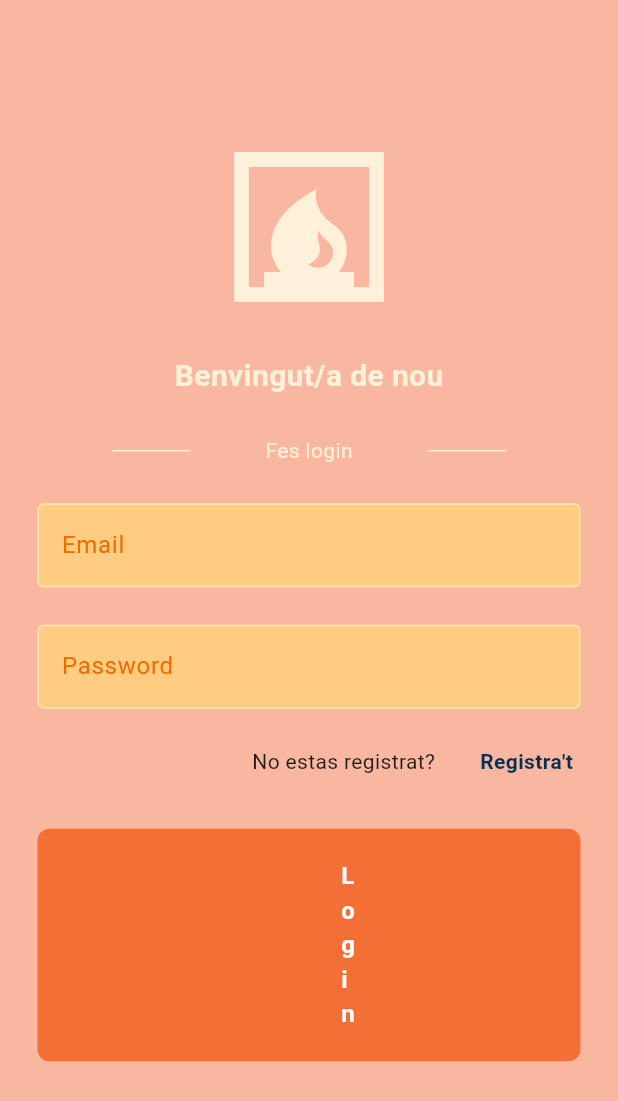
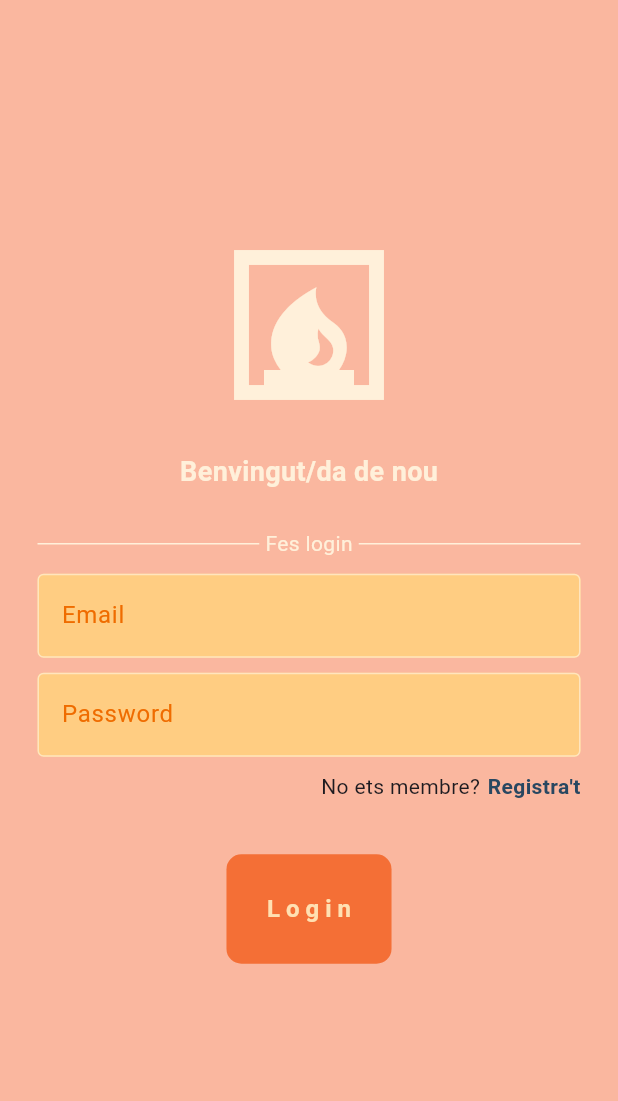
Before and after one commit to jandomenenech/firebase, a Flutter app: the screen it shows after launch, on a phone screen of 412 x 824 dp. Shown: the top 1101 px of the screen. Run offline on Flutter 3.47's test engine with Material 3 defaults, Android fonts, the phone set to English and light mode, and no system bars; our stand-ins replace cloud_firestore, firebase_auth, firebase_core; accounts and stored records are empty.

```diff
--- a/lib/Pagines/pagina_login.dart
+++ b/lib/Pagines/pagina_login.dart
@@ -5,10 +5,11 @@ import 'package:flutter/material.dart';
 
 class PaginaLogin extends StatefulWidget {
 
-  final void Function() alFerClick;
+  final void Function() alFerClic;
+
   const PaginaLogin({
     super.key,
-    required this.alFerClick,
+    required this.alFerClic,
   });
 
   @override
@@ -16,38 +17,34 @@ class PaginaLogin extends StatefulWidget {
 }
 
 class _PaginaLoginState extends State<PaginaLogin> {
+
   final TextEditingController controllerEmail = TextEditingController();
-  final TextEditingController controllerPass = TextEditingController();
+  final TextEditingController controllerPassword = TextEditingController();
 
+  void ferLogin(BuildContext context) async {
 
-  void FerLogin(BuildContext context)async{
+    final serveiAuth = ServeiAuth();
 
-    final ServeiAuth serveiAuth = ServeiAuth();
-    try{
+    try {
+
       await serveiAuth.loginAmbEmailIPassword(
         controllerEmail.text,
-          controllerPass.text
+        controllerPassword.text,
       );
-    }catch(e){
+
+    } catch (e) {
+
       // ignore: use_build_context_synchronously
-      showDialog(context: context,
+      showDialog(
+        context: context,
         builder: (context) => AlertDialog(
           title: const Text("Error"),
           content: Text(e.toString()),
-        actions: <Widget>[
-          TextButton(
-            child: Text("OK"),
-            onPressed: () {
-              Navigator.of(context).pop();
-            },
         ),
-        ],
-      ));
+      );
     }
 
-
   }
-
 
   @override
   Widget build(BuildContext context) {
@@ -60,82 +57,106 @@ class _PaginaLoginState extends State<PaginaLogin> {
               child: Column(
                 mainAxisAlignment: MainAxisAlignment.center,
                 children: [
-                  const Icon(Icons.fireplace,
-                      size: 120, color: Color.fromARGB(255, 255, 240, 218)),
-                  const SizedBox(height: 25),
+
+                  // Logo.
+                  const Icon(
+                    Icons.fireplace,
+                    size: 120,
+                    color: Color.fromARGB(255, 255, 240, 218),
+                  ),
+
+                  const SizedBox(height: 25,),
+
+                  // Frase.
                   const Text(
-                    "Benvingut/a de nou",
+                    "Benvingut/da de nou",
                     style: TextStyle(
                       color: Color.fromARGB(255, 255, 240, 218),
-                        fontSize: 20,
-                        fontWeight: FontWeight.bold),
+                      fontSize: 18,
+                      fontWeight: FontWeight.bold,
                     ),
-                  const SizedBox(height: 25),
+                  ),
+
+                  const SizedBox(height: 25,),
+
+                  // Text divisori.
                   const Padding(
-                    padding: EdgeInsets.symmetric(
-                      horizontal: 25,
-                    ),
+                    padding: EdgeInsets.symmetric(horizontal: 25,),
                     child: Row(
                       children: [
                         Expanded(
                           child: Divider(
                             thickness: 1,
                             color: Color.fromARGB(255, 255, 240, 218),
-                            indent: 50,
-                            endIndent: 50,
                           ),
                         ),
-                        Text(
+
+                        Padding(
+                          padding: EdgeInsets.symmetric(horizontal: 4,),
+                          child: Text(
                             "Fes login",
-                          style: TextStyle(color: Color.fromARGB(255, 255, 240, 218)),
+                            style: TextStyle(color: Color.fromARGB(255, 255, 240, 218),),
                           ),
+                        ),
+
                         Expanded(
                           child: Divider(
                             thickness: 1,
                             color: Color.fromARGB(255, 255, 240, 218),
-                            indent: 50,
-                            endIndent: 50,
                           ),
                         ),
                       ],
                     ),
                   ),
-                  const SizedBox(height: 25),
-                  TextField_Auth(
+
+                  const SizedBox(height: 10,),
+
+                  // TextField Email.
+                  TextFieldAuth(
                     controller: controllerEmail,
-                    hint: "Email",
+                    hintText: "Email",
                     obscureText: false,
                   ),
-                  const SizedBox(height: 25),
-                  TextField_Auth(
-                    controller: controllerPass,
-                    hint: "Password",
+
+                  const SizedBox(height: 10,),
+
+                  // TextField Password.
+                  TextFieldAuth(
+                    controller: controllerPassword,
+                    hintText: "Password",
                     obscureText: true,
                   ),
-                  const SizedBox(height: 25),
+
+                  const SizedBox(height: 10,),
+
+                  // No estàs registrat/da?
                   Padding(
-                    padding: const EdgeInsets.symmetric(horizontal: 30),
+                    padding: const EdgeInsets.symmetric(horizontal: 25),
                     child: Row(
-                      mainAxisAlignment:MainAxisAlignment.end,
+                      mainAxisAlignment: MainAxisAlignment.end,
                       children: [
-                        const Text("No estas registrat?"),
-                        const SizedBox(width: 30,),
+                        const Text("No ets membre?"),
+                        const SizedBox(width: 5,),
                         GestureDetector(
-                          onTap: widget.alFerClick,
-                          child: const Text("Registra't",
-                          style:TextStyle(fontWeight: FontWeight.bold,
-                          color: Color.fromARGB(255, 0, 49, 88),
+                          onTap: widget.alFerClic,
+                          child: const Text(
+                            "Registra't",
+                            style: TextStyle(
+                              fontWeight: FontWeight.bold,
+                              color: Color.fromARGB(255, 40, 71, 97),
                             ),
                           ),
                         ),
-
                       ],
                     ),
                   ),
+
                   const SizedBox(height: 10,),
+
+                  // Botó Login.
                   BotoAuth(
                     text: "Login",
-                    onTap: ()=> FerLogin(context),
+                    onTap: () => ferLogin(context),
                   ),
                 ],
               ),
--- a/lib/auth/login_o_registre.dart
+++ b/lib/auth/login_o_registre.dart
@@ -2,27 +2,31 @@ import 'package:firebase/Pagines/pagina_login.dart';
 import 'package:firebase/Pagines/pagina_registre.dart';
 import 'package:flutter/material.dart';
 
-class LoginRegistre extends StatefulWidget {
-  const LoginRegistre({super.key});
+
+class LoginORegistre extends StatefulWidget {
+  const LoginORegistre({super.key});
 
   @override
-  State<LoginRegistre> createState() => _LoginRegistreState();
+  State<LoginORegistre> createState() => _LoginORegistreState();
 }
 
-class _LoginRegistreState extends State<LoginRegistre> {
-  bool mostrarPaginaLogin = true;
+class _LoginORegistreState extends State<LoginORegistre> {
 
-  void intercanviarPaginasLR(){
+  bool mostraPaginaLogin = true;
+
+  void intercanviarPaginesLoginRegistre() {
     setState(() {
-      mostrarPaginaLogin =!mostrarPaginaLogin;
+      mostraPaginaLogin = !mostraPaginaLogin;
     });
   }
+
   @override
   Widget build(BuildContext context) {
-    if(mostrarPaginaLogin){
-      return PaginaLogin(alFerClick: intercanviarPaginasLR,);
-    }else{
-        return  PaginaRegistre(alFerClick: intercanviarPaginasLR,);
+
+    if (mostraPaginaLogin) {
+      return PaginaLogin(alFerClic: intercanviarPaginesLoginRegistre,);
+    } else {
+      return PaginaRegistre(alFerClic: intercanviarPaginesLoginRegistre,);
     }
 
   }
--- a/lib/auth/portal_auth.dart
+++ b/lib/auth/portal_auth.dart
@@ -13,10 +13,11 @@ class PortalAuth extends StatelessWidget {
       body: StreamBuilder(
         stream: FirebaseAuth.instance.authStateChanges(),
         builder: (context, snapshot) {
-          if (snapshot.connectionState == ConnectionState.done) {
+
+          if (snapshot.hasData) {
             return PaginaInici();
-                    } else {
-            return LoginRegistre();
+          }else{
+            return const LoginORegistre();
           }
         },
       ),
--- a/lib/componenets/boto_auth.dart
+++ b/lib/componenets/boto_auth.dart
@@ -5,28 +5,34 @@ class BotoAuth extends StatelessWidget {
   final String text;
   final Function() onTap;
 
-   BotoAuth({
+  BotoAuth({
     super.key,
     required this.text,
-    required  this.onTap,
-   });
+    required this.onTap,
+  });
 
   @override
   Widget build(BuildContext context) {
     return GestureDetector(
       onTap: onTap,
       child: Container(
-        padding: const EdgeInsets.symmetric(horizontal: 200, vertical:20),
+        decoration: BoxDecoration(
+          borderRadius: BorderRadius.circular(10),
+          color: Color.fromARGB(255, 244, 111, 54),
+        ),
+        padding: const EdgeInsets.symmetric(
+          horizontal: 25,
+          vertical: 25,
+        ),
         margin: const EdgeInsets.all(25),
-        child: Text(text,
-        style: TextStyle (
-          color: Colors.white,
-          fontWeight: FontWeight.bold,
-          fontSize: 16,
-          letterSpacing: 5,
-        ),),
-        decoration: BoxDecoration(borderRadius: BorderRadius.circular(8),
-        color: Color.fromARGB(255, 244, 111, 54),
+        child: Text(
+          text,
+          style: TextStyle(
+            color: Colors.orange[100],
+            fontWeight: FontWeight.bold,
+            fontSize: 16,
+            letterSpacing: 4,
+          ),
         ),
       ),
     );
--- a/lib/componenets/textfield_auth.dart
+++ b/lib/componenets/textfield_auth.dart
@@ -1,32 +1,44 @@
 import 'package:flutter/material.dart';
 
-class TextField_Auth extends StatelessWidget {
+class TextFieldAuth extends StatelessWidget {
+
   final TextEditingController controller;
-  final String hint;
   final bool obscureText;
+  final String hintText;
 
-  const TextField_Auth({
+  const TextFieldAuth({
     super.key,
     required this.controller,
-    required this.hint,
+    required this.hintText,
     required this.obscureText,
   });
 
   @override
   Widget build(BuildContext context) {
-    return Padding(padding: const EdgeInsets.symmetric(horizontal: 25,),
+    return Padding(
+      padding: const EdgeInsets.symmetric(horizontal: 25,),
       child: TextField(
         cursorColor: const Color.fromARGB(255, 222, 100, 0),
         style: const TextStyle(
-        color : Color.fromARGB(255, 154, 69, 0)
+          color: Color.fromARGB(255, 154, 69, 0),
         ),
         controller: controller,
         obscureText: obscureText,
         decoration: InputDecoration(
-        hintText: hint,
-        hintStyle: TextStyle(color: Colors.orange[800]),
-        enabledBorder: const  OutlineInputBorder(borderSide: BorderSide(color: Color.fromARGB(255, 255, 229, 190))),
-        focusedBorder: const OutlineInputBorder(borderSide: BorderSide(color: Colors.black)),
+          hintText: hintText,
+          hintStyle: TextStyle(
+            color: Colors.orange[800],
+          ),
+          enabledBorder: const OutlineInputBorder(
+            borderSide: BorderSide(
+              color: Color.fromARGB(255, 255, 229, 190),
+            ),
+          ),
+          focusedBorder: const OutlineInputBorder(
+            borderSide: BorderSide(
+              color: Colors.white,
+            ),
+          ),
           fillColor: const Color.fromARGB(255, 255, 205, 130),
           filled: true,
         ),
--- a/lib/main.dart
+++ b/lib/main.dart
@@ -34,4 +34,4 @@ firebase login
 //dart pub global activate flutterfire_cli
 //flutterfire configure  //fir-76d6f
 //flutter pub add firebase_auth
-//flutter pub add firebase_core
+//flut
```
Also changed, not shown: lib/Pagines/paginaInici.dart (+10 -8 lines), lib/Pagines/pagina_registre.dart (+79 -66 lines), lib/auth/servei_auth.dart (+38 -27 lines), pubspec.lock. Lines whose indentation alone changed are shown as unchanged.
